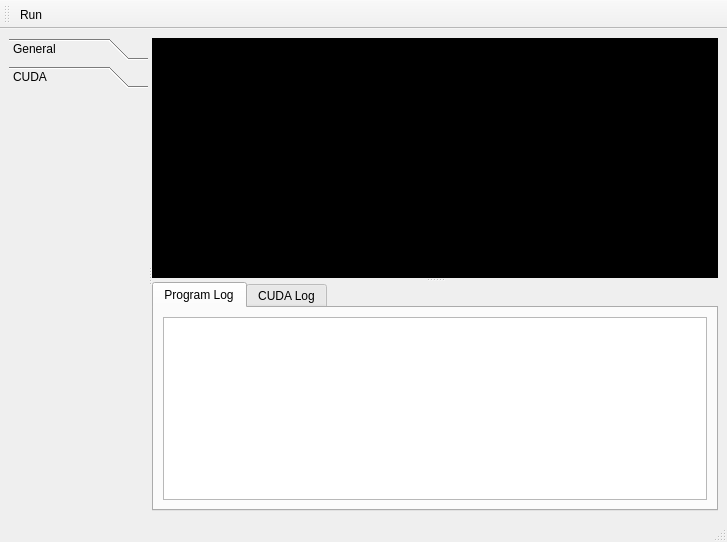
Qt form src/gui/MainWindow.ui (ShadowIce/CUDA-Qt-Framework) before a commit.
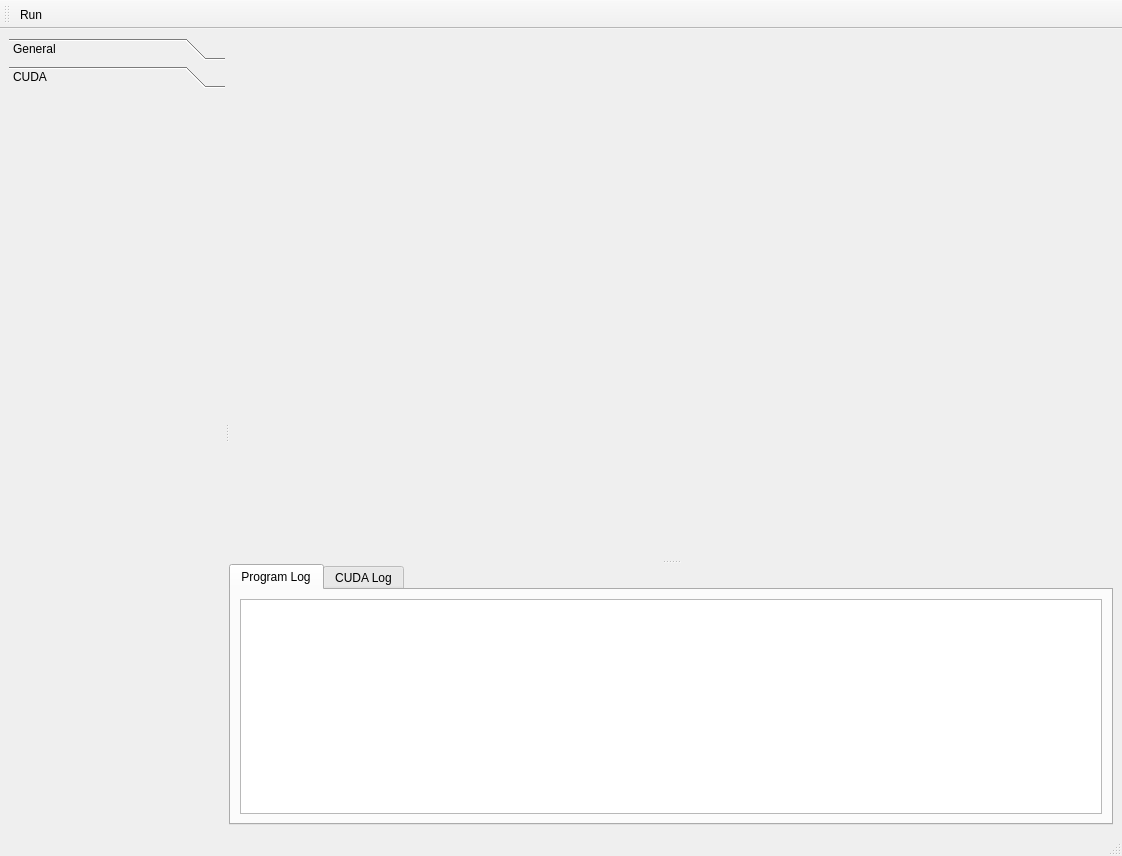
The same form after that commit. Custom widgets are drawn as their Qt base class.

Commit message: Added OpenGL Widget

```diff
--- a/src/gui/MainWindow.ui
+++ b/src/gui/MainWindow.ui
@@ -6,8 +6,8 @@
    <rect>
     <x>0</x>
     <y>0</y>
-    <width>727</width>
-    <height>542</height>
+    <width>1122</width>
+    <height>856</height>
    </rect>
   </property>
   <property name="minimumSize">
@@ -23,7 +23,7 @@
    <enum>Qt::LeftToRight</enum>
   </property>
   <widget class="QWidget" name="centralwidget">
-   <layout class="QHBoxLayout" name="horizontalLayout">
+   <layout class="QVBoxLayout" name="verticalLayout">
     <item>
      <widget class="QSplitter" name="splitter_2">
       <property name="orientation">
@@ -51,8 +51,8 @@
          <rect>
           <x>0</x>
           <y>0</y>
-          <width>221</width>
-          <height>386</height>
+          <width>188</width>
+          <height>700</height>
          </rect>
         </property>
         <attribute name="label">
@@ -64,31 +64,37 @@
        <property name="orientation">
         <enum>Qt::Vertical</enum>
        </property>
-       <widget class="QFrame" name="frame">
+       <property name="childrenCollapsible">
+        <bool>false</bool>
+       </property>
+       <widget class="OGLWidget" name="GLWidget" native="true">
+        <property name="sizePolicy">
+         <sizepolicy hsizetype="Maximum" vsizetype="Maximum">
+          <horstretch>0</horstretch>
+          <verstretch>0</verstretch>
+         </sizepolicy>
+        </property>
         <property name="minimumSize">
          <size>
-          <width>320</width>
-          <height>240</height>
+          <width>640</width>
+          <height>480</height>
          </size>
         </property>
         <property name="autoFillBackground">
-         <bool>false</bool>
-        </property>
-        <property name="styleSheet">
-         <string notr="true">background:rgb(0, 0, 0);</string>
-        </property>
-        <property name="frameShape">
-         <enum>QFrame::StyledPanel</enum>
-        </property>
-        <property name="frameShadow">
-         <enum>QFrame::Raised</enum>
+         <bool>true</bool>
         </property>
        </widget>
        <widget class="QTabWidget" name="tabTextOutput">
+        <property name="sizePolicy">
+         <sizepolicy hsizetype="Expanding" vsizetype="MinimumExpanding">
+          <horstretch>0</horstretch>
+          <verstretch>0</verstretch>
+         </sizepolicy>
+        </property>
         <property name="minimumSize">
          <size>
-          <width>320</width>
-          <height>180</height>
+          <width>640</width>
+          <height>240</height>
          </size>
         </property>
         <property name="currentIndex">
@@ -98,7 +104,7 @@
          <attribute name="title">
           <string>Program Log</string>
          </attribute>
-         <layout class="QHBoxLayout" name="horizontalLayout_2">
+         <layout class="QHBoxLayout" name="horizontalLayout">
           <item>
            <widget class="QPlainTextEdit" name="txtProgramLog"/>
           </item>
@@ -152,6 +158,18 @@
    </property>
   </action>
  </widget>
+ <customwidgets>
+  <customwidget>
+   <class>OGLWidget</class>
+   <extends>QWidget</extends>
+   <header>oglwidget.h</header>
+   <container>1</container>
+   <slots>
+    <slot>updateGL()</slot>
+    <slot>updateOverlayGL()</slot>
+   </slots>
+  </customwidget>
+ </customwidgets>
  <resources/>
  <connections/>
  <slots>
```
Left out of the diff: 9 changed lines with no effect on the pictures. The commit also changes 3 other files.
